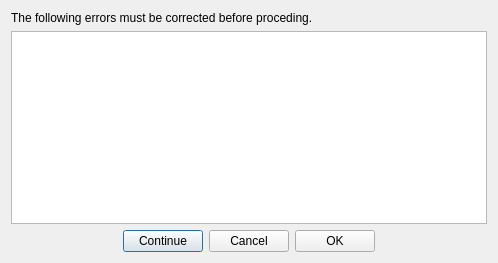
This is tools/config/ui/errordialog.ui in tuxera/reliance-edge as Qt 5 draws it before an edit. The edited form follows.
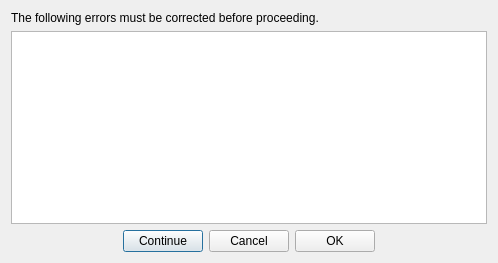
This is the edited form.

What changed in the file:
```diff
--- a/tools/config/ui/errordialog.ui
+++ b/tools/config/ui/errordialog.ui
@@ -20,7 +20,7 @@
    <item>
     <widget class="QLabel" name="label">
      <property name="text">
-      <string>The following errors must be corrected before proceding.</string>
+      <string>The following errors must be corrected before proceeding.</string>
      </property>
      <property name="wordWrap">
       <bool>true</bool>
```
